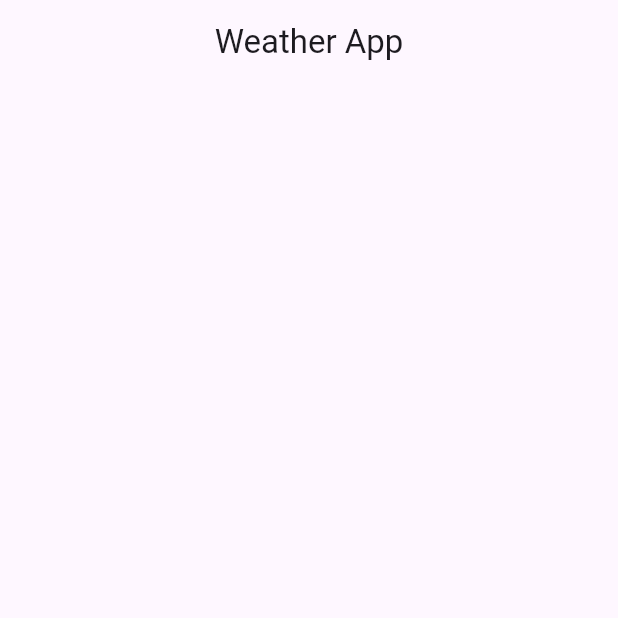
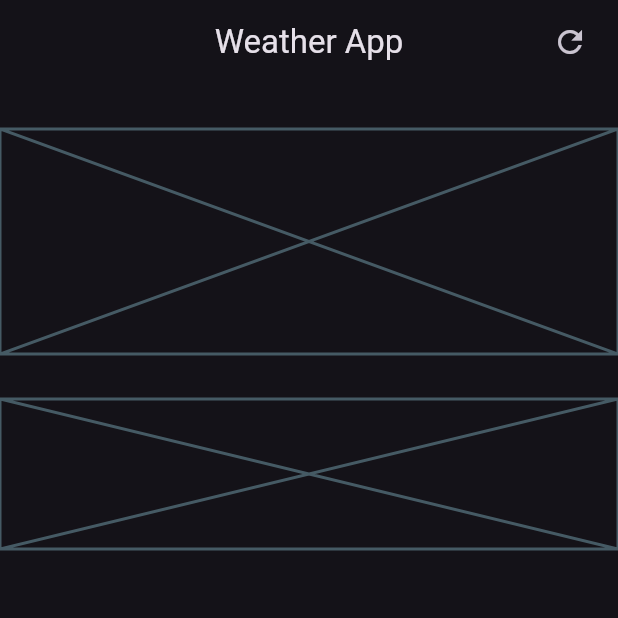
Before and after one commit to RO35ERT/weather-app, a Flutter app: the screen it shows after launch, on a phone screen of 412 x 824 dp, the top half of it. Run offline on Flutter 3.47's test engine with Material 3 defaults, Android fonts, the phone set to English and light mode, and no system bars; our stand-ins replace flutter_dotenv; network calls fail.

```diff
--- a/lib/main.dart
+++ b/lib/main.dart
@@ -6,9 +6,12 @@ import 'package:my_app/pages/HomePage.dart';
 Future<void> main () async{
   await dotenv.load(fileName: ".env");
   runApp(
-    const MaterialApp(
+    MaterialApp(
       debugShowCheckedModeBanner: false,
-      home: HomePage(),
+      theme: ThemeData.dark(useMaterial3: true).copyWith(
+        appBarTheme: const AppBarTheme()
+      ),
+      home: const HomePage(),
     )
   );
 }
--- a/lib/pages/HomePage.dart
+++ b/lib/pages/HomePage.dart
@@ -53,12 +53,31 @@ class _HomePageState extends State<HomePage> {
         title: const Text('Weather App'),
         centerTitle: true,
         elevation: 0,
+        actions: [
+          Padding(
+            padding: const EdgeInsets.all(8.0),
+            child: IconButton(onPressed: (){}, icon: const Icon(Icons.refresh)),
+          )
+        ],
       ),
-      body: const Center(
-        child: Column(
+      body: const Column(
+        children: [
 
-        ),
+          SizedBox(
+            height: 30,
+          ),
+          Placeholder(
+            fallbackHeight: 150,
+          ),
+          SizedBox(
+            height: 30,
+          ),
+          Placeholder(
+            fallbackHeight: 100,
+          ),
+        ],
       ),
+
     );
   }
 }
```
Also changed, not shown: lib/utils/MainCard.dart (added).
